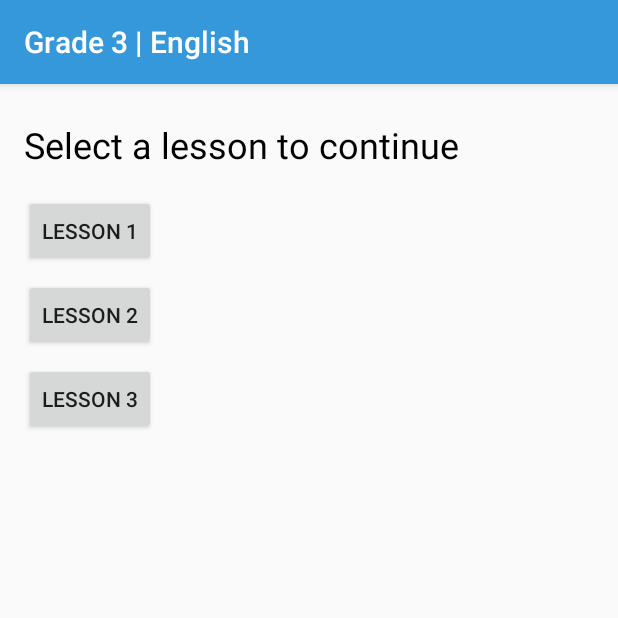
After one commit to darshanakgr/edu-link, an Android app: the GradeThreeEngLessonActivity screen opened directly, with no data from a screen before it, on a phone screen of 412 x 824 dp, the top half of it. The commit adds this screen. Run offline under Robolectric (Android 15) with nearby library versions, the phone set to English and light mode, and no system bars.

Commit message:
Grade 3 English Lesson Activity

```diff
--- a/app/src/main/AndroidManifest.xml
+++ b/app/src/main/AndroidManifest.xml
@@ -20,7 +20,8 @@
             </intent-filter>
         </activity>
         <activity android:name=".SubjectActivity" />
-        <activity android:name=".LessonActivity"></activity>
+        <activity android:name=".LessonActivity" />
+        <activity android:name=".lesson.gradethree.english.activity.GradeThreeEngLessonActivity"></activity>
     </application>
 
 </manifest>
--- a/app/src/main/java/edu/sliit/edulink/SubjectActivity.java
+++ b/app/src/main/java/edu/sliit/edulink/SubjectActivity.java
@@ -5,6 +5,9 @@ import android.support.v7.app.AppCompatActivity;
 import android.os.Bundle;
 import android.view.View;
 import android.widget.ImageButton;
+import android.widget.Toast;
+
+import edu.sliit.edulink.lesson.gradethree.english.activity.GradeThreeEngLessonActivity;
 
 public class SubjectActivity extends AppCompatActivity {
 
@@ -23,10 +26,21 @@ public class SubjectActivity extends AppCompatActivity {
         englishButton.setOnClickListener(new View.OnClickListener() {
             @Override
             public void onClick(View view) {
-                Intent intent = new Intent(SubjectActivity.this, LessonActivity.class);
-                intent.putExtra("Grade", grade);
-                intent.putExtra("Subject", "ENG");
-                startActivity(intent);
+                switch (grade){
+                    case 1:
+                        Toast.makeText(getApplicationContext(), "Under Development", Toast.LENGTH_LONG).show();
+                        break;
+                    case 2:
+                        Toast.makeText(getApplicationContext(), "Under Development", Toast.LENGTH_LONG).show();
+                        break;
+                    case 3:
+                        Intent intent = new Intent(SubjectActivity.this, GradeThreeEngLessonActivity.class);
+                        startActivity(intent);
+                        break;
+                    case 4:
+                        Toast.makeText(getApplicationContext(), "Under Development", Toast.LENGTH_LONG).show();
+                        break;
+                }
             }
         });
 
--- /dev/null
+++ b/app/src/main/java/edu/sliit/edulink/lesson/gradethree/english/activity/GradeThreeEngLessonActivity.java
@@ -0,0 +1,17 @@
+package edu.sliit.edulink.lesson.gradethree.english.activity;
+
+import android.support.v7.app.AppCompatActivity;
+import android.os.Bundle;
+
+import edu.sliit.edulink.R;
+
+public class GradeThreeEngLessonActivity extends AppCompatActivity {
+
+    @Override
+    protected void onCreate(Bundle savedInstanceState) {
+        super.onCreate(savedInstanceState);
+        setContentView(R.layout.activity_grade_three_eng_lesson);
+
+        getSupportActionBar().setTitle("Grade 3 | English");
+    }
+}
--- /dev/null
+++ b/app/src/main/res/layout/activity_grade_three_eng_lesson.xml
@@ -0,0 +1,50 @@
+<?xml version="1.0" encoding="utf-8"?>
+<android.support.constraint.ConstraintLayout xmlns:android="http://schemas.android.com/apk/res/android"
+    xmlns:app="http://schemas.android.com/apk/res-auto"
+    xmlns:tools="http://schemas.android.com/tools"
+    android:layout_width="match_parent"
+    android:layout_height="match_parent"
+    tools:context="edu.sliit.edulink.lesson.gradethree.english.activity.GradeThreeEngLessonActivity">
+
+    <TextView
+        android:id="@+id/textView4"
+        android:layout_width="wrap_content"
+        android:layout_height="wrap_content"
+        android:text="Select a lesson to continue"
+        android:textColor="@android:color/black"
+        android:textSize="24sp"
+        app:layout_constraintTop_toTopOf="parent"
+        android:layout_marginTop="24dp"
+        android:layout_marginLeft="16dp"
+        app:layout_constraintLeft_toLeftOf="parent" />
+
+    <Button
+        android:id="@+id/lesson_2_btn"
+        android:layout_width="wrap_content"
+        android:layout_height="wrap_content"
+        android:layout_marginLeft="16dp"
+        android:text="Lesson 2"
+        app:layout_constraintLeft_toLeftOf="parent"
+        android:layout_marginTop="8dp"
+        app:layout_constraintTop_toBottomOf="@+id/lesson_1_btn" />
+
+    <Button
+        android:id="@+id/lesson_3_btn"
+        android:layout_width="wrap_content"
+        android:layout_height="wrap_content"
+        android:layout_marginLeft="16dp"
+        android:text="Lesson 3"
+        app:layout_constraintLeft_toLeftOf="parent"
+        android:layout_marginTop="8dp"
+        app:layout_constraintTop_toBottomOf="@+id/lesson_2_btn" />
+
+    <Button
+        android:id="@+id/lesson_1_btn"
+        android:layout_width="wrap_content"
+        android:layout_height="wrap_content"
+        android:layout_marginLeft="16dp"
+        android:layout_marginTop="74dp"
+        android:text="Lesson 1"
+        app:layout_constraintLeft_toLeftOf="parent"
+        app:layout_constraintTop_toTopOf="parent" />
+</android.support.constraint.ConstraintLayout>
--- a/app/src/main/res/values/colors.xml
+++ b/app/src/main/res/values/colors.xml
@@ -4,4 +4,5 @@
     <color name="colorPrimaryDark">#2980b9</color>
     <color name="colorAccent">#FF4081</color>
     <color name="colorWhite">#FFFFFF</color>
+    <color name="black">#000000</color>
 </resources>
```
Also changed, not shown: 5 other files.
